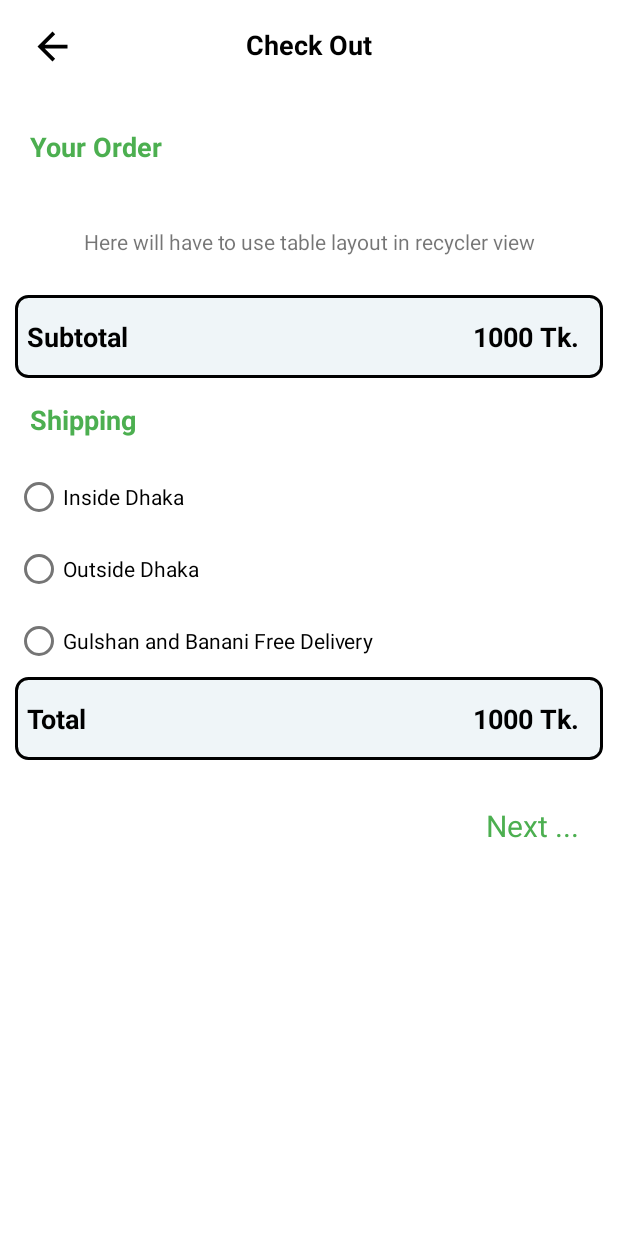
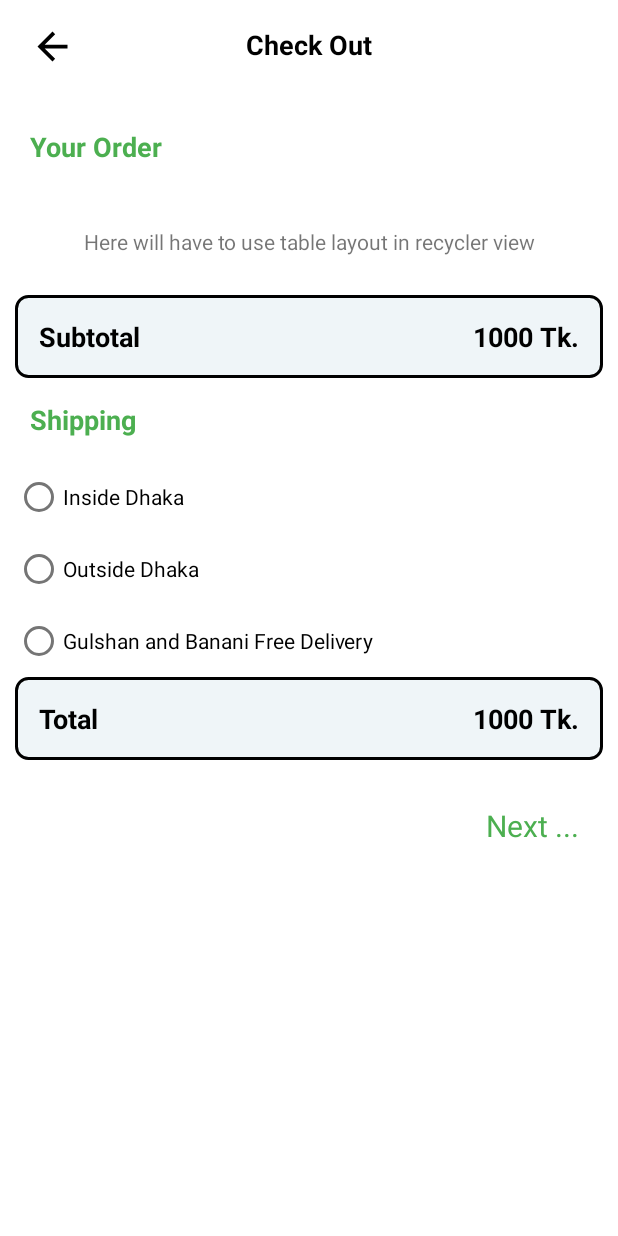
Before and after one commit to Rifatrony/Faruq-Traders-E-Commerce, an Android app: the CheckoutActivity screen opened directly, with no data from a screen before it, on a phone screen of 412 x 824 dp. Run offline under Robolectric (Android 15) with nearby library versions, the phone set to English and light mode, and no system bars.

Commit message:
initial commit

```diff
--- a/app/src/main/AndroidManifest.xml
+++ b/app/src/main/AndroidManifest.xml
@@ -53,7 +53,7 @@
             android:name=".Activities.SignUpActivity"
             android:exported="false" />
         <activity
-            android:name=".Activities.LoginActivity"
+            android:name=".MainActivity"
             android:exported="false" />
         <activity
             android:name=".Activities.EachCategoryActivity"
@@ -74,7 +74,7 @@
             android:name=".Activities.ProductDetailsActivity"
             android:exported="false" />
         <activity
-            android:name=".MainActivity"
+            android:name=".Activities.LoginActivity"
             android:exported="true">
             <intent-filter>
                 <action android:name="android.intent.action.MAIN" />
--- a/app/src/main/java/com/example/faruqtraders/Activities/CheckoutActivity.java
+++ b/app/src/main/java/com/example/faruqtraders/Activities/CheckoutActivity.java
@@ -57,7 +57,7 @@ public class CheckoutActivity extends AppCompatActivity implements View.OnClickL
 
             subtotalAmountInt = Integer.parseInt(getIntent().getStringExtra("grandTotal"));
 
-            subtotalAmount.setText(String.valueOf(subtotalAmountInt));
+            subtotalAmount.setText(String.valueOf(subtotalAmountInt) +" ৳");
 
 
         }
--- a/app/src/main/java/com/example/faruqtraders/Activities/CheckoutNextActivity.java
+++ b/app/src/main/java/com/example/faruqtraders/Activities/CheckoutNextActivity.java
@@ -11,7 +11,9 @@ import android.net.ConnectivityManager;
 import android.os.Bundle;
 import android.view.View;
 import android.widget.EditText;
+import android.widget.Toast;
 
+import com.example.faruqtraders.MainActivity;
 import com.example.faruqtraders.R;
 import com.example.faruqtraders.Session.SessionManagement;
 import com.example.faruqtraders.Utility.NetworkChangeListener;
@@ -55,6 +57,9 @@ public class CheckoutNextActivity extends AppCompatActivity implements View.OnCl
 
 
         sessionManagement = new SessionManagement(this);
+        /*if (!sessionManagement.getSessionModel().getUserPhone().equals("null")){
+
+        }*/
 
     }
 
--- a/app/src/main/java/com/example/faruqtraders/MainActivity.java
+++ b/app/src/main/java/com/example/faruqtraders/MainActivity.java
@@ -533,6 +533,7 @@ public class MainActivity extends AppCompatActivity implements View.OnClickListe
     @Override
     public void onBackPressed() {
         if (backPressedTime + 2000 >System.currentTimeMillis()){
+            finish();
             super.onBackPressed();
             return;
         }
--- a/app/src/main/res/layout/activity_checkout.xml
+++ b/app/src/main/res/layout/activity_checkout.xml
@@ -110,7 +110,7 @@
                             android:textSize="18sp"
                             android:textColor="@color/black"
                             android:textStyle="bold"
-                            android:paddingLeft="8dp"
+                            android:paddingLeft="16dp"
                             android:gravity="center_vertical"
                             />
 
@@ -196,7 +196,7 @@
                             android:textSize="18sp"
                             android:textColor="@color/black"
                             android:textStyle="bold"
-                            android:paddingLeft="8dp"
+                            android:paddingLeft="16dp"
                             android:gravity="center_vertical"
                             />
 
```
Also changed, not shown: app/src/main/java/com/example/faruqtraders/Activities/LoginActivity.java (+8 -1 lines).
